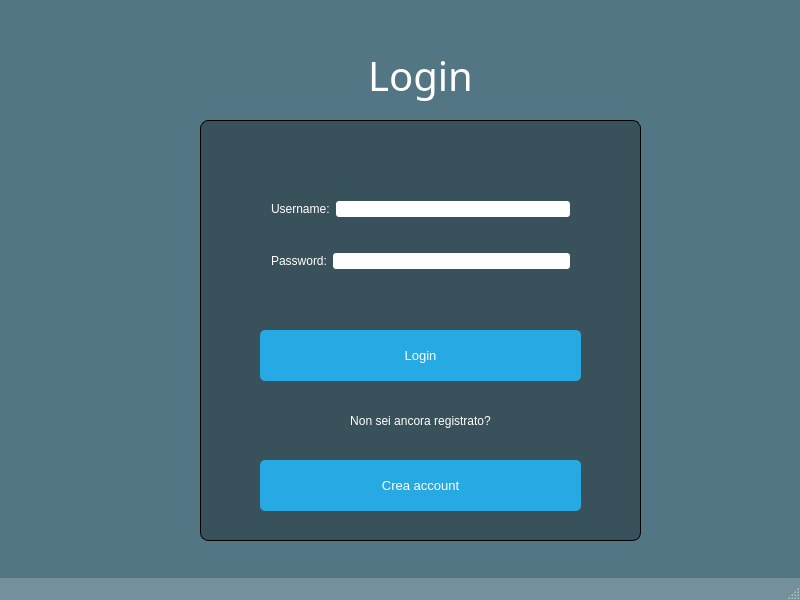
Old version of the form Client/EditorGUI/EditorGUI/Login/Login.ui in the repository iliodipietro/Programmazione-Di-Sistema-Collaborative-Editor.
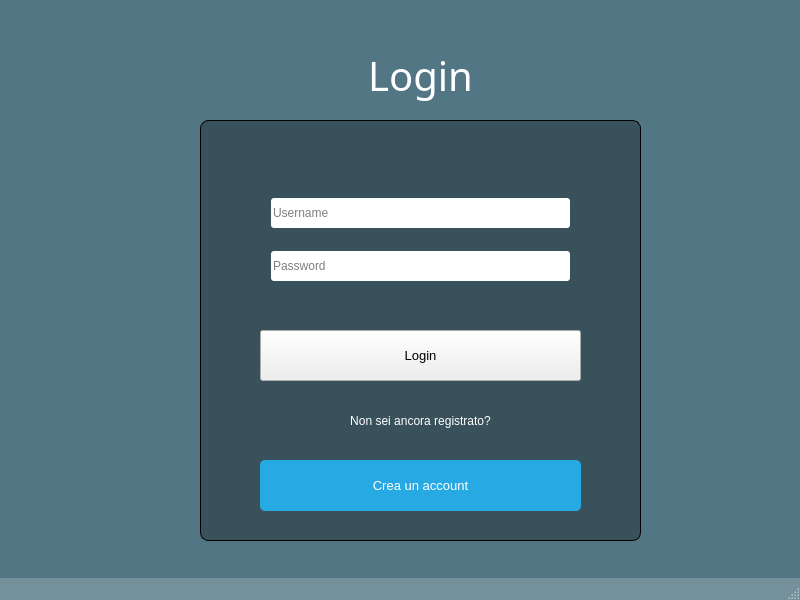
New version of the form. Icons and pictures are not drawn.

Diff of the .ui file:
```diff
--- a/Client/EditorGUI/EditorGUI/Login/Login.ui
+++ b/Client/EditorGUI/EditorGUI/Login/Login.ui
@@ -28,6 +28,14 @@
     <height>600</height>
    </size>
   </property>
+  <property name="font">
+   <font>
+    <family>MS Shell Dlg 2</family>
+   </font>
+  </property>
+  <property name="cursor">
+   <cursorShape>ArrowCursor</cursorShape>
+  </property>
   <property name="windowTitle">
    <string>Login</string>
   </property>
@@ -91,7 +99,11 @@
   border-width: 0px;
   border-radius: 5px;
 }
-QPushButton:hover { background-color: #0080FF; }</string>
+QPushButton:hover { background-color: #0080FF; }
+
+QPushButton:disabled{
+ background-color: #a6a6a6;
+}9</string>
      </property>
      <property name="text">
       <string>Login</string>
@@ -101,61 +113,54 @@
      <property name="geometry">
       <rect>
        <x>60</x>
-       <y>40</y>
+       <y>50</y>
        <width>321</width>
-       <height>151</height>
+       <height>141</height>
       </rect>
      </property>
      <layout class="QVBoxLayout" name="verticalLayout">
       <item>
        <layout class="QHBoxLayout" name="horizontalLayout">
         <item>
-         <widget class="QLabel" name="usernameLabel">
-          <property name="font">
-           <font>
-            <family>Arial</family>
-            <pointsize>9</pointsize>
-           </font>
+         <widget class="QLineEdit" name="usernameTextLine">
+          <property name="sizePolicy">
+           <sizepolicy hsizetype="Expanding" vsizetype="Preferred">
+            <horstretch>0</horstretch>
+            <verstretch>0</verstretch>
+           </sizepolicy>
           </property>
-          <property name="styleSheet">
-           <string notr="true">QLabel { color: white; }</string>
+          <property name="maximumSize">
+           <size>
+            <width>400</width>
+            <height>30</height>
+           </size>
           </property>
-          <property name="text">
-           <string>Username:</string>
+          <property name="placeholderText">
+           <string>Username</string>
           </property>
          </widget>
         </item>
-        <item>
-         <widget class="QLineEdit" name="usernameTextLine"/>
-        </item>
        </layout>
       </item>
       <item>
        <layout class="QHBoxLayout" name="horizontalLayout_2">
-        <item>
-         <widget class="QLabel" name="passwordLabel">
-          <property name="font">
-           <font>
-            <family>Arial</family>
-            <pointsize>9</pointsize>
-           </font>
-          </property>
-          <property name="styleSheet">
-           <string notr="true">QLabel { color: white; }</string>
-          </property>
-          <property name="text">
-           <string>Password:</string>
-          </property>
-         </widget>
-        </item>
         <item>
          <widget class="QLineEdit" name="passwordTextLine">
+          <property name="maximumSize">
+           <size>
+            <width>400</width>
+            <height>30</height>
+           </size>
+          </property>
           <property name="inputMethodHints">
            <set>Qt::ImhHiddenText|Qt::ImhNoAutoUppercase|Qt::ImhNoPredictiveText|Qt::ImhSensitiveData</set>
           </property>
           <property name="echoMode">
            <enum>QLineEdit::Password</enum>
           </property>
+          <property name="placeholderText">
+           <string>Password</string>
+          </property>
           <property name="clearButtonEnabled">
            <bool>false</bool>
           </property>
@@ -222,7 +227,7 @@
 QPushButton:hover { background-color: #0080FF; }</string>
      </property>
      <property name="text">
-      <string>Crea account</string>
+      <string>Crea un account</string>
      </property>
     </widget>
    </widget>
```
